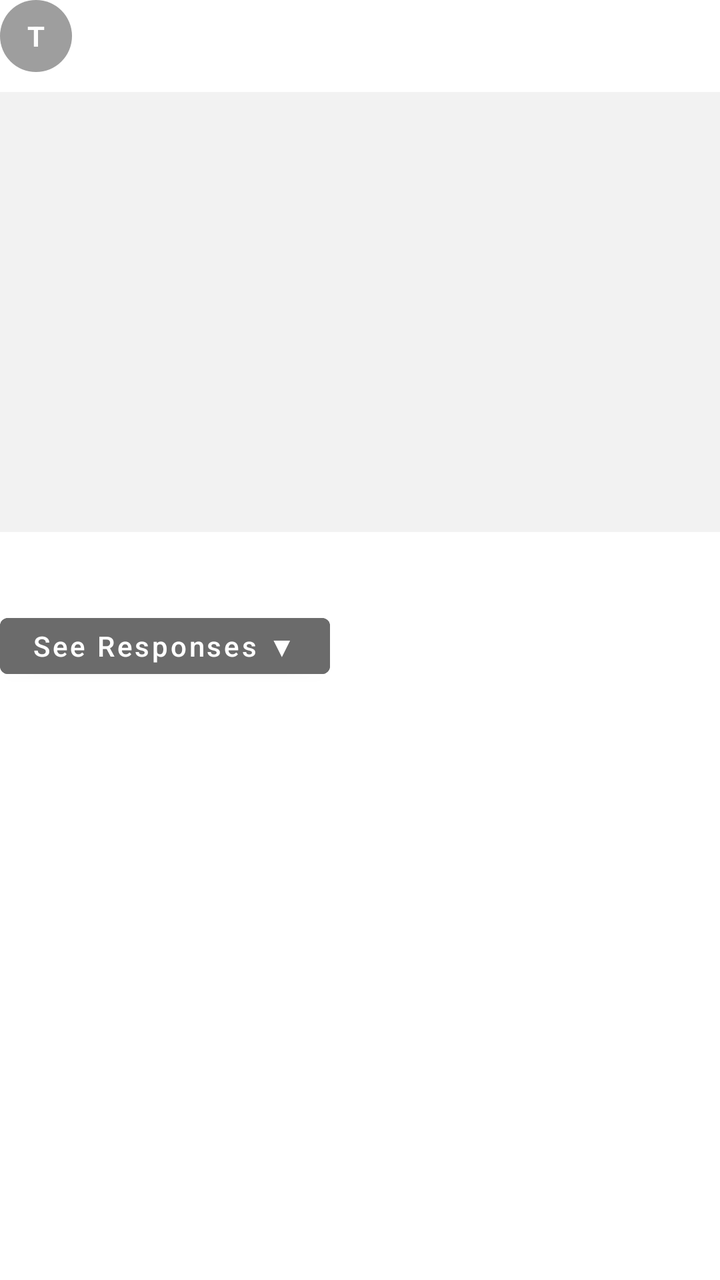
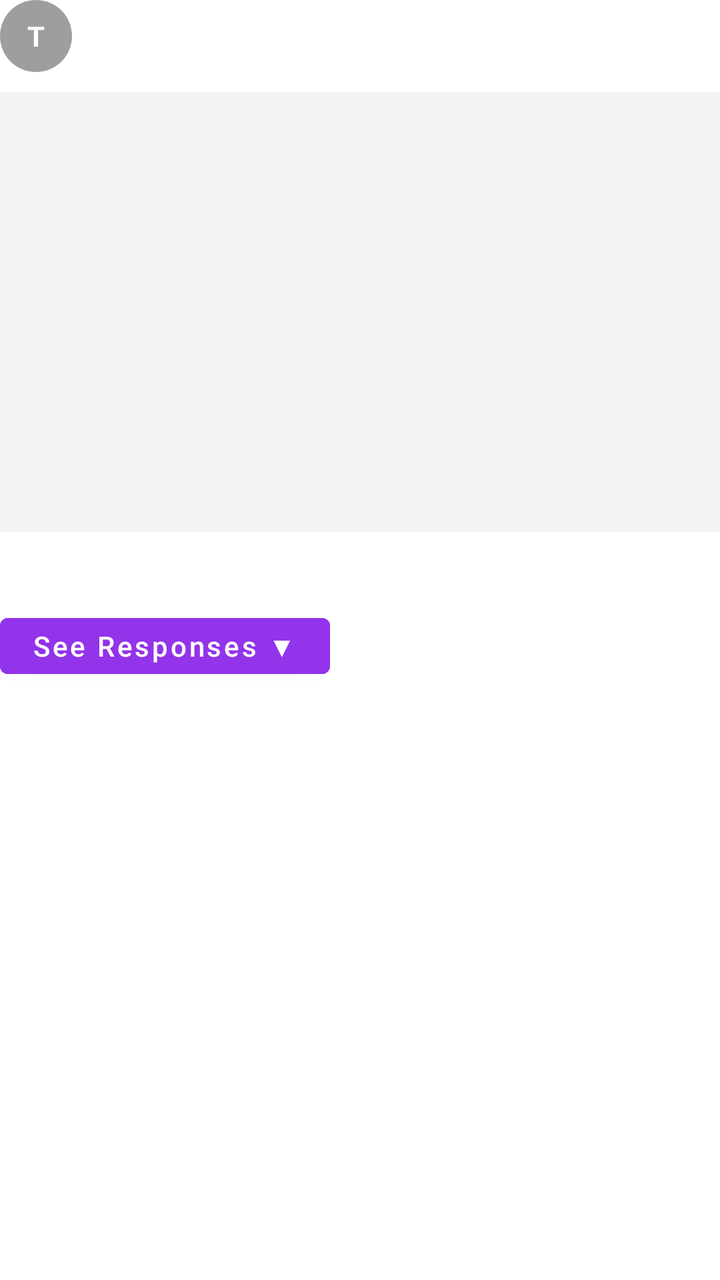

An Android layout rendered at two revisions. The XML below is the earlier revision; the diff shows what the commit changed to produce the second picture.
<!-- AndroidManifest.xml: application theme Theme.Ser210finalclient -->
<!-- res/layout/item_meme_post.xml -->
<?xml version="1.0" encoding="utf-8"?>
<LinearLayout xmlns:android="http://schemas.android.com/apk/res/android"
    android:layout_width="match_parent"
    android:layout_height="wrap_content"
    android:layout_marginBottom="16dp"
    android:orientation="vertical">

    <LinearLayout
        android:layout_width="match_parent"
        android:layout_height="wrap_content"
        android:gravity="center_vertical"
        android:orientation="horizontal">

        <TextView
            android:layout_width="36dp"
            android:layout_height="36dp"
            android:background="@drawable/user_circle"
            android:gravity="center"
            android:text="T"
            android:textColor="#FFFFFF"
            android:textStyle="bold" />

        <TextView
            android:id="@+id/postUsernameText"
            android:layout_width="wrap_content"
            android:layout_height="wrap_content"
            android:layout_marginStart="10dp"
            android:textColor="@color/primary_text"
            android:textSize="16sp" />
    </LinearLayout>

    <ImageView
        android:id="@+id/postImageView"
        android:layout_width="match_parent"
        android:layout_height="220dp"
        android:layout_marginTop="10dp"
        android:background="@color/card_background"
        android:scaleType="fitCenter" />

    <TextView
        android:id="@+id/postCaptionText"
        android:layout_width="match_parent"
        android:layout_height="wrap_content"
        android:layout_marginTop="8dp"
        android:textColor="@color/primary_text"
        android:textSize="14sp" />

    <Button
        android:id="@+id/toggleResponsesButton"
        android:layout_width="wrap_content"
        android:layout_height="40dp"
        android:layout_marginTop="10dp"
        android:backgroundTint="#6B6B6B"
        android:text="See Responses ▼"
        android:textAllCaps="false"
        android:textColor="#FFFFFF" />

    <LinearLayout
        android:id="@+id/responsesSection"
        android:layout_width="match_parent"
        android:layout_height="wrap_content"
        android:layout_marginTop="8dp"
        android:orientation="vertical"
        android:visibility="gone">

        <LinearLayout
            android:id="@+id/responsesListContainer"
            android:layout_width="match_parent"
            android:layout_height="wrap_content"
            android:orientation="vertical" />

        <EditText
            android:id="@+id/responseInput"
            android:layout_width="match_parent"
            android:layout_height="44dp"
            android:layout_marginTop="8dp"
            android:background="@color/card_background"
            android:hint="Write a response"
            android:paddingStart="10dp"
            android:paddingEnd="10dp"
            android:textColor="@color/primary_text"
            android:textColorHint="@color/secondary_text" />

        <Button
            android:id="@+id/sendResponseButton"
            android:layout_width="100dp"
            android:layout_height="40dp"
            android:layout_marginTop="8dp"
            android:backgroundTint="#6B6B6B"
            android:text="Send"
            android:textAllCaps="false"
            android:textColor="#FFFFFF" />
    </LinearLayout>

</LinearLayout>
<!-- resources referenced by this layout -->
<resources>
  <color name="card_background">#FFF2F2F2</color>
  <color name="primary_text">#FF000000</color>
  <color name="secondary_text">#FF333333</color>
  <!-- drawable user_circle (drawable) -->
  <?xml version="1.0" encoding="utf-8"?>
  <shape xmlns:android="http://schemas.android.com/apk/res/android" android:shape="oval">
      <solid android:color="#9E9E9E" />
  </shape>
  <style name="Theme.Ser210finalclient" parent="Theme.MaterialComponents.DayNight.NoActionBar" />
</resources>

<!-- the commit's change to res/layout/item_meme_post.xml (unified diff, before → after) -->
@@ -50,10 +50,10 @@
         android:layout_width="wrap_content"
         android:layout_height="40dp"
         android:layout_marginTop="10dp"
-        android:backgroundTint="#6B6B6B"
+        android:backgroundTint="@color/brand_purple_button"
         android:text="See Responses ▼"
         android:textAllCaps="false"
-        android:textColor="#FFFFFF" />
+        android:textColor="@color/white" />
 
     <LinearLayout
         android:id="@+id/responsesSection"
@@ -86,10 +86,10 @@
             android:layout_width="100dp"
             android:layout_height="40dp"
             android:layout_marginTop="8dp"
-            android:backgroundTint="#6B6B6B"
+            android:backgroundTint="@color/brand_purple_button"
             android:text="Send"
             android:textAllCaps="false"
-            android:textColor="#FFFFFF" />
+            android:textColor="@color/white" />
     </LinearLayout>
 
 </LinearLayout>
<!-- resource entries referenced after the edit -->
@@ -1,8 +1,10 @@
 <!-- resources referenced by this layout -->
 <resources>
+  <color name="brand_purple_button">#FF9333EA</color>
   <color name="card_background">#FFF2F2F2</color>
   <color name="primary_text">#FF000000</color>
   <color name="secondary_text">#FF333333</color>
+  <color name="white">#FFFFFFFF</color>
   <!-- drawable user_circle (drawable) -->
   <?xml version="1.0" encoding="utf-8"?>
   <shape xmlns:android="http://schemas.android.com/apk/res/android" android:shape="oval">
